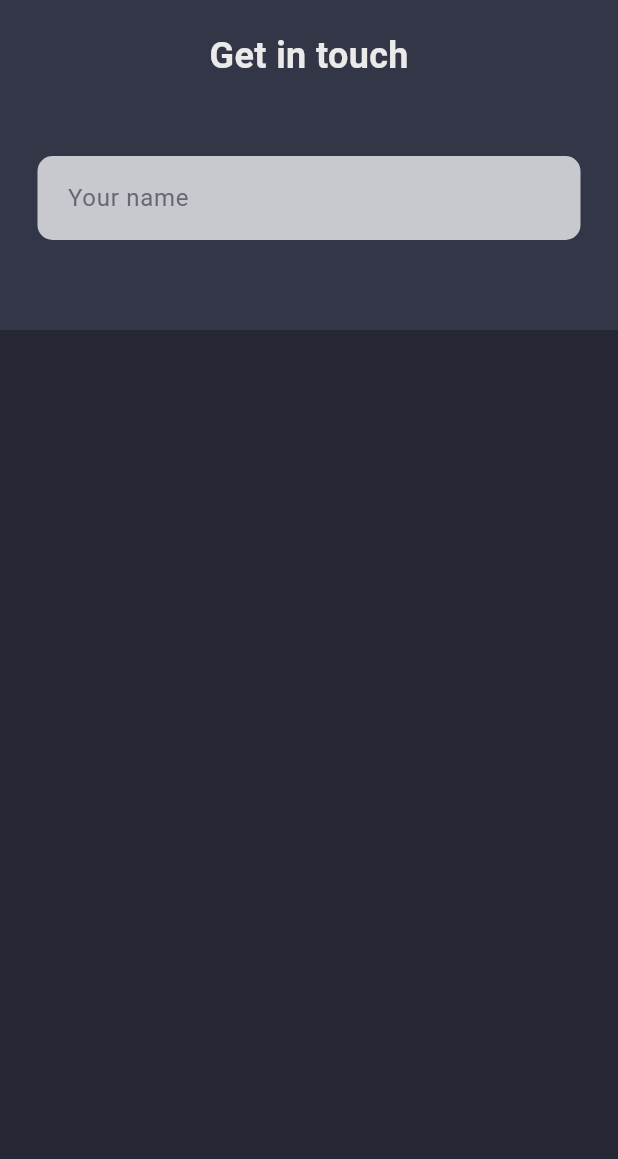
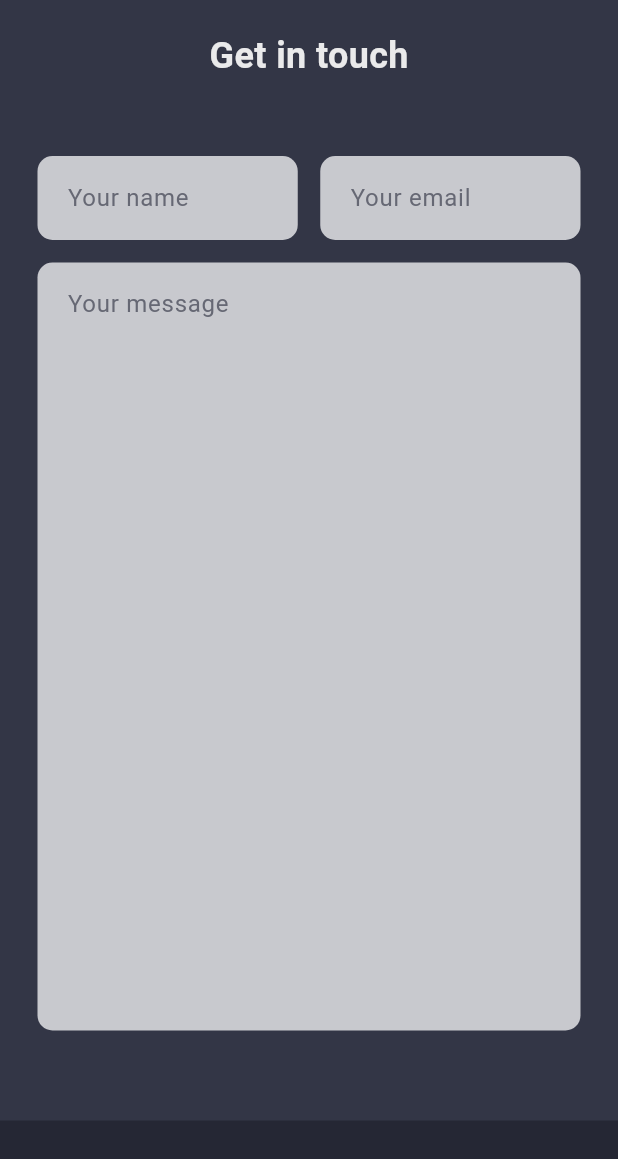
Before and after one commit to Piyushbhatt7/my_portfolio, a Flutter app: the screen it shows after launch, on a phone screen of 412 x 824 dp. Shown: the top 1159 px of the screen. Run offline on Flutter 3.47's test engine with Material 3 defaults, Android fonts, the phone set to English and light mode, and no system bars; missing offline and left inert: dart:js.

Commit message:
home screen

```diff
--- a/lib/pages/home_page.dart
+++ b/lib/pages/home_page.dart
@@ -117,10 +117,25 @@ class _HomePageState extends State<HomePage> {
                     Row(
                       children: [
                         Flexible(
-                          child: CustomTextField(),
+                          child: CustomTextField(
+                            hintText: "Your name",
+                          ),
+                        ),
+                        const SizedBox(width: 15.0,),
+                        Flexible(
+                          child: CustomTextField(
+                            hintText: "Your email",
+                          ),
                         ),
                       ],
-                    )
+                    ),
+
+                    const SizedBox(height: 15.0,),
+
+                    CustomTextField(
+                      hintText: "Your message",
+                      maxLine: 20,
+                    ),
                   ],
                 ),
               ),
--- a/lib/widgets/custom_text_field.dart
+++ b/lib/widgets/custom_text_field.dart
@@ -14,6 +14,9 @@ class CustomTextField extends StatelessWidget {
   @override
   Widget build(BuildContext context) {
     return TextField(
+      controller: controller,
+      maxLines: maxLine,
+
       style: const TextStyle(
         color: CustomColor.scaffoldBg,
       ),
@@ -24,7 +27,7 @@ class CustomTextField extends StatelessWidget {
           focusedBorder: getInputBorder,
           enabledBorder: getInputBorder,
           border: getInputBorder,
-          hintText: "Your name",
+          hintText: hintText,
           hintStyle: const TextStyle(
               color: CustomColor.hintDark
           )
```
